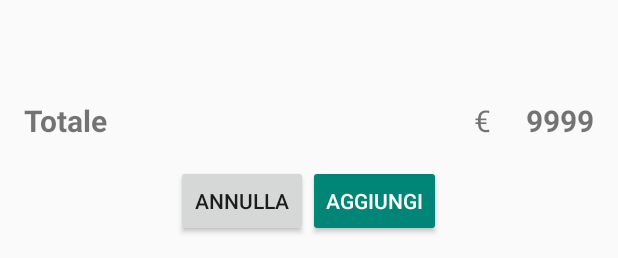
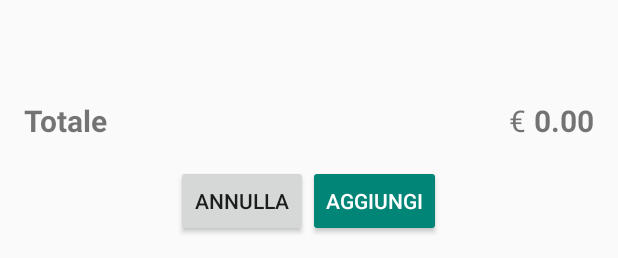
Before and after one commit to Ale-Amici/Android2k17, an Android app: the layout activity_add_choice.xml on its own in the app's theme, with its tools: preview values and no code run, on a phone screen of 412 x 824 dp. Shown: the part 975-1233 px from the top of the screen. Run offline under Robolectric (Android 15) with nearby library versions, the phone set to English and light mode, and no system bars.

Commit message:
finish bug fixes

```diff
--- a/iDaBere/app/src/main/java/it/unitn/disi/lpsmt/idabere/activities/CheckoutActivity.java
+++ b/iDaBere/app/src/main/java/it/unitn/disi/lpsmt/idabere/activities/CheckoutActivity.java
@@ -114,7 +114,7 @@ public class CheckoutActivity extends AppCompatActivity {
         bottomNavigationView = (BottomNavigationView) findViewById(R.id.checkout_bottom_navigation);
         mCheckoutExpandableListView = (ExpandableListView) findViewById(R.id.checkout_list);
         totalOrderInfo = (TextView) findViewById(R.id.total_order_price);
-        totalQuantity = (TextView) findViewById(R.id.total_order_items);
+        totalQuantity = (TextView) findViewById(R.id.total_items_quantity);
         deliveryType = (TextView) findViewById(R.id.delivery_type_choosen);
         paymentMethod = (TextView) findViewById(R.id.payment_method_choosen);
         getDeliveryTypeDetails = (TextView) findViewById(R.id.delivery_type_value);
--- a/iDaBere/app/src/main/java/it/unitn/disi/lpsmt/idabere/activities/LoginActivity.java
+++ b/iDaBere/app/src/main/java/it/unitn/disi/lpsmt/idabere/activities/LoginActivity.java
@@ -119,15 +119,20 @@ public class LoginActivity extends AppCompatActivity implements OnClickListener
             finish();
         }
 
-        registerForPushNotificationsAsync = new RegisterForPushNotificationsAsync();
-        authenticationAsyncTask = new AuthenticationAsyncTask();
+//        .authenticationAsyncTask = new AuthenticationAsyncTask();
 
     }
 
     @Override
     public void onBackPressed() {
-        registerForPushNotificationsAsync.cancel(false);
-        authenticationAsyncTask.cancel(true);
+        if (registerForPushNotificationsAsync != null){
+            registerForPushNotificationsAsync.cancel(false);
+        }
+
+        if (authenticationAsyncTask != null){
+            authenticationAsyncTask.cancel(true);
+        }
+
         super.onBackPressed();
     }
 
@@ -156,6 +161,7 @@ public class LoginActivity extends AppCompatActivity implements OnClickListener
             if (username.isEmpty() || password.isEmpty()){
                 Toast.makeText(this, "I campi non possono essere vuoti", Toast.LENGTH_SHORT).show();
             } else {
+                registerForPushNotificationsAsync = new RegisterForPushNotificationsAsync();
                 registerForPushNotificationsAsync.execute();
             }
         } else {
@@ -275,6 +281,7 @@ public class LoginActivity extends AppCompatActivity implements OnClickListener
                 return;
             }
 
+            authenticationAsyncTask = new AuthenticationAsyncTask();
             authenticationAsyncTask.execute(username, password, deviceToken);
 
         }
--- a/iDaBere/app/src/main/res/layout/activity_add_choice.xml
+++ b/iDaBere/app/src/main/res/layout/activity_add_choice.xml
@@ -119,47 +119,51 @@
         android:layout_height="wrap_content"
         android:orientation="vertical"
         android:weightSum="4">
-        <LinearLayout
+
+        <RelativeLayout
             android:layout_width="match_parent"
             android:layout_height="wrap_content"
-            android:paddingTop="@dimen/activity_vertical_margin"
+            android:orientation="horizontal"
             android:paddingBottom="@dimen/activity_vertical_margin"
-            android:orientation="horizontal">
+            android:paddingTop="@dimen/activity_vertical_margin">
+
             <TextView
-                android:layout_weight="2"
                 android:id="@+id/choice_preview_description"
+                android:layout_width="wrap_content"
+                android:layout_height="wrap_content"
                 android:text="Totale"
-                android:textStyle="bold"
                 android:textSize="@dimen/title_text_size"
-                android:layout_width="0dp"
-                android:layout_height="wrap_content" />
-            <LinearLayout
-                android:layout_weight="1"
-                android:layout_width="0dp"
-                android:layout_height="wrap_content"
-                android:orientation="horizontal">
+                android:textStyle="bold" />
+
+
+
                 <TextView
-                    android:layout_weight="1"
-                    android:layout_width="0dp"
+                    android:layout_width="wrap_content"
                     android:layout_height="wrap_content"
                     android:layout_gravity="end"
                     android:paddingRight="@dimen/currency_right_margin"
+                    android:text="@string/menu_list_item_currency"
                     android:textAlignment="textEnd"
                     android:textSize="@dimen/title_text_size"
-                    android:text="@string/menu_list_item_currency"/>
+                    android:layout_alignParentTop="true"
+                    android:layout_toLeftOf="@+id/choice_preview_price"
+                    android:layout_toStartOf="@+id/choice_preview_price" />
+
                 <TextView
                     android:id="@+id/choice_preview_price"
-                    android:layout_width="0dp"
-                    android:layout_weight="1"
+                    android:layout_width="wrap_content"
                     android:layout_height="wrap_content"
                     android:layout_gravity="end"
+                    android:text="0.00"
                     android:textAlignment="textEnd"
+                    android:textSize="@dimen/title_text_size"
                     android:textStyle="bold"
-                    android:textSize="@dimen/title_text_size"
-                    android:text="9999" />
-            </LinearLayout>
+                    android:layout_alignParentTop="true"
+                    android:layout_alignParentRight="true"
+                    android:layout_alignParentEnd="true" />
+            </RelativeLayout>
 
-        </LinearLayout>
+
     </LinearLayout>
 
     <LinearLayout
```
